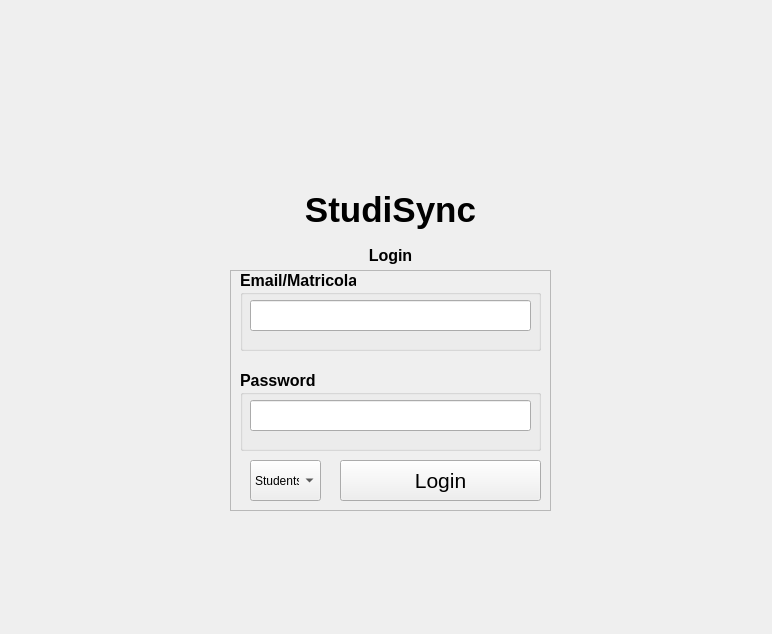
The window that gui/login_gui.ui (VikSn0w/StudiSync) describes before a commit, drawn with Qt 5.
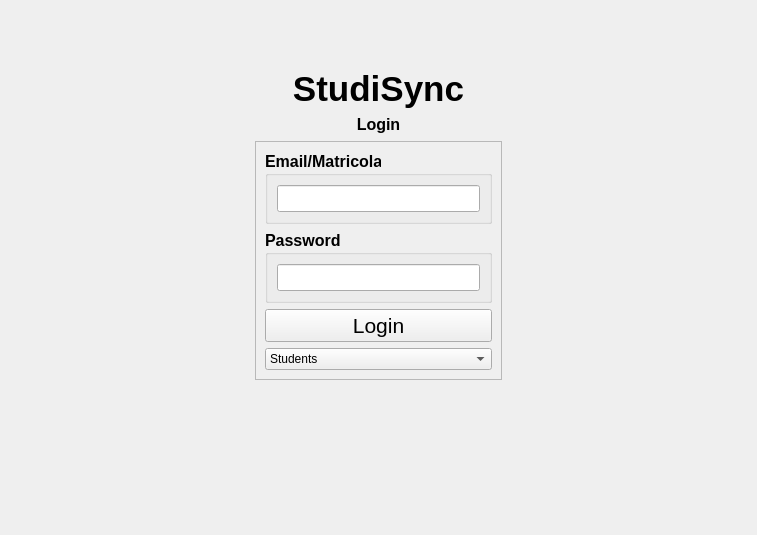
The same window after the commit. Icons and pictures are not drawn.

Commit message: Rifatta UI Login Fix della logica del Login Fix decode encode dei dati tra server e client

The edit to the form file:
```diff
--- a/gui/login_gui.ui
+++ b/gui/login_gui.ui
@@ -6,8 +6,8 @@
    <rect>
     <x>0</x>
     <y>0</y>
-    <width>772</width>
-    <height>634</height>
+    <width>757</width>
+    <height>535</height>
    </rect>
   </property>
   <property name="windowTitle">
@@ -18,44 +18,9 @@
     <normaloff>logo_studisync.jpeg</normaloff>logo_studisync.jpeg</iconset>
   </property>
   <widget class="QWidget" name="centralwidget">
-   <widget class="QLabel" name="LogoImage">
-    <property name="geometry">
-     <rect>
-      <x>310</x>
-      <y>20</y>
-      <width>161</width>
-      <height>161</height>
-     </rect>
-    </property>
-    <property name="autoFillBackground">
-     <bool>false</bool>
-    </property>
-    <property name="styleSheet">
-     <string notr="true">border-radius: 10px;
-</string>
-    </property>
-    <property name="text">
-     <string/>
-    </property>
-    <property name="textFormat">
-     <enum>Qt::RichText</enum>
-    </property>
-    <property name="pixmap">
-     <pixmap>logo_studisync.jpeg</pixmap>
-    </property>
-    <property name="scaledContents">
-     <bool>true</bool>
-    </property>
-   </widget>
+   <layout class="QGridLayout" name="gridLayout_2">
+    <item row="2" column="1">
    <widget class="QLabel" name="Title">
-    <property name="geometry">
-     <rect>
-      <x>280</x>
-      <y>190</y>
-      <width>221</width>
-      <height>41</height>
-     </rect>
-    </property>
     <property name="font">
      <font>
       <family>Segoe UI</family>
@@ -74,76 +39,34 @@
      <set>Qt::AlignCenter</set>
     </property>
    </widget>
-   <widget class="QLabel" name="LoginTitle">
-    <property name="geometry">
-     <rect>
-      <x>310</x>
-      <y>230</y>
-      <width>161</width>
-      <height>51</height>
-     </rect>
-    </property>
-    <property name="font">
-     <font>
-      <family>Segoe UI</family>
-      <pointsize>12</pointsize>
-      <weight>75</weight>
-      <bold>true</bold>
-     </font>
-    </property>
-    <property name="text">
-     <string>Login</string>
-    </property>
-    <property name="textFormat">
-     <enum>Qt::RichText</enum>
-    </property>
-    <property name="alignment">
-     <set>Qt::AlignCenter</set>
-    </property>
-   </widget>
+    </item>
+    <item row="1" column="1">
+     <spacer name="verticalSpacer">
+      <property name="orientation">
+       <enum>Qt::Vertical</enum>
+      </property>
+      <property name="sizeType">
+       <enum>QSizePolicy::Maximum</enum>
+      </property>
+      <property name="sizeHint" stdset="0">
+       <size>
+        <width>20</width>
+        <height>40</height>
+       </size>
+      </property>
+     </spacer>
+    </item>
+    <item row="9" column="1" rowspan="2">
    <widget class="QFrame" name="LoginGroup">
-    <property name="geometry">
-     <rect>
-      <x>230</x>
-      <y>270</y>
-      <width>321</width>
-      <height>241</height>
-     </rect>
-    </property>
     <property name="frameShape">
      <enum>QFrame::StyledPanel</enum>
     </property>
     <property name="frameShadow">
      <enum>QFrame::Raised</enum>
     </property>
-    <widget class="QPushButton" name="LoginButton">
-     <property name="geometry">
-      <rect>
-       <x>110</x>
-       <y>190</y>
-       <width>201</width>
-       <height>41</height>
-      </rect>
-     </property>
-     <property name="font">
-      <font>
-       <family>Segoe UI</family>
-       <pointsize>16</pointsize>
-      </font>
-     </property>
-     <property name="text">
-      <string>Login</string>
-     </property>
-    </widget>
+      <layout class="QVBoxLayout" name="verticalLayout_2">
+       <item>
     <widget class="QGroupBox" name="EmailBox">
-     <property name="geometry">
-      <rect>
-       <x>10</x>
-       <y>0</y>
-       <width>301</width>
-       <height>81</height>
-      </rect>
-     </property>
      <property name="font">
       <font>
        <family>Segoe UI</family>
@@ -155,15 +78,9 @@
      <property name="title">
       <string>Email/Matricola</string>
      </property>
+         <layout class="QVBoxLayout" name="verticalLayout_3">
+          <item>
      <widget class="QLineEdit" name="EmailField">
-      <property name="geometry">
-       <rect>
-        <x>10</x>
-        <y>30</y>
-        <width>281</width>
-        <height>31</height>
-       </rect>
-      </property>
       <property name="font">
        <font>
         <family>Segoe UI</family>
@@ -176,16 +93,12 @@
        <string/>
       </property>
      </widget>
-    </widget>
+          </item>
+         </layout>
+        </widget>
+       </item>
+       <item>
     <widget class="QGroupBox" name="PasswordBox">
-     <property name="geometry">
-      <rect>
-       <x>10</x>
-       <y>100</y>
-       <width>301</width>
-       <height>81</height>
-      </rect>
-     </property>
      <property name="font">
       <font>
        <family>Segoe UI</family>
@@ -197,15 +110,9 @@
      <property name="title">
       <string>Password</string>
      </property>
+         <layout class="QVBoxLayout" name="verticalLayout_4">
+          <item>
      <widget class="QLineEdit" name="PasswordField">
-      <property name="geometry">
-       <rect>
-        <x>10</x>
-        <y>30</y>
-        <width>281</width>
-        <height>31</height>
-       </rect>
-      </property>
       <property name="font">
        <font>
         <family>Segoe UI</family>
@@ -221,16 +128,25 @@
        <enum>QLineEdit::Password</enum>
       </property>
      </widget>
-    </widget>
+          </item>
+         </layout>
+        </widget>
+       </item>
+       <item>
+        <widget class="QPushButton" name="LoginButton">
+         <property name="font">
+          <font>
+           <family>Segoe UI</family>
+           <pointsize>16</pointsize>
+          </font>
+         </property>
+         <property name="text">
+          <string>Login</string>
+         </property>
+        </widget>
+       </item>
+       <item>
     <widget class="QComboBox" name="ComboBoxSelect">
-     <property name="geometry">
-      <rect>
-       <x>20</x>
-       <y>190</y>
-       <width>71</width>
-       <height>41</height>
-      </rect>
-     </property>
      <property name="font">
       <font>
        <family>Segoe UI</family>
@@ -247,9 +163,114 @@
       </property>
      </item>
     </widget>
-   </widget>
-  </widget>
- </widget>
- <resources/>
+       </item>
+      </layout>
+     </widget>
+    </item>
+    <item row="5" column="2">
+     <spacer name="horizontalSpacer_2">
+      <property name="orientation">
+       <enum>Qt::Horizontal</enum>
+      </property>
+      <property name="sizeHint" stdset="0">
+       <size>
+        <width>40</width>
+        <height>20</height>
+       </size>
+      </property>
+     </spacer>
+    </item>
+    <item row="5" column="1">
+     <widget class="QLabel" name="LoginTitle">
+      <property name="font">
+       <font>
+        <family>Segoe UI</family>
+        <pointsize>12</pointsize>
+        <weight>75</weight>
+        <bold>true</bold>
+       </font>
+      </property>
+      <property name="text">
+       <string>Login</string>
+      </property>
+      <property name="textFormat">
+       <enum>Qt::RichText</enum>
+      </property>
+      <property name="alignment">
+       <set>Qt::AlignCenter</set>
+      </property>
+     </widget>
+    </item>
+    <item row="5" column="0">
+     <spacer name="horizontalSpacer">
+      <property name="orientation">
+       <enum>Qt::Horizontal</enum>
+      </property>
+      <property name="sizeHint" stdset="0">
+       <size>
+        <width>40</width>
+        <height>20</height>
+       </size>
+      </property>
+     </spacer>
+    </item>
+    <item row="11" column="1">
+     <spacer name="verticalSpacer_2">
+      <property name="orientation">
+       <enum>Qt::Vertical</enum>
+      </property>
+      <property name="sizeHint" stdset="0">
+       <size>
+        <width>20</width>
+        <height>40</height>
+       </size>
+      </property>
+     </spacer>
+    </item>
+    <item row="0" column="1" alignment="Qt::AlignHCenter|Qt::AlignVCenter">
+     <widget class="QLabel" name="label">
+      <property name="sizePolicy">
+       <sizepolicy hsizetype="MinimumExpanding" vsizetype="MinimumExpanding">
+        <horstretch>0</horstretch>
+        <verstretch>0</verstretch>
+       </sizepolicy>
+      </property>
+      <property name="maximumSize">
+       <size>
+        <width>100</width>
+        <height>100</height>
+       </size>
+      </property>
+      <property name="styleSheet">
+       <string notr="true">height: 50%;
+width:50%;
+</string>
+      </property>
+      <property name="text">
+       <string/>
+      </property>
+      <property name="pixmap">
+       <pixmap>logo_studisync.jpeg</pixmap>
+      </property>
+      <property name="scaledContents">
+       <bool>true</bool>
+      </property>
+      <property name="alignment">
+       <set>Qt::AlignCenter</set>
+      </property>
+      <property name="wordWrap">
+       <bool>false</bool>
+      </property>
+      <property name="openExternalLinks">
+       <bool>false</bool>
+      </property>
+     </widget>
+    </item>
+   </layout>
+  </widget>
+ </widget>
+ <resources>
+  <include location="tsr.qrc"/>
+ </resources>
  <connections/>
 </ui>
```
Lines whose indentation alone changed are shown as unchanged. The commit also changes 4 other files.
